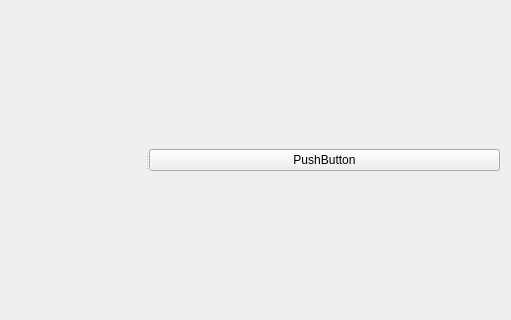
navrit/dexter, file SpidrMpx3Eq/qcstmct.ui: the form before one commit; both pictures show x 304 to 815 and y 109 to 429 of the 815 by 538 pixel window.
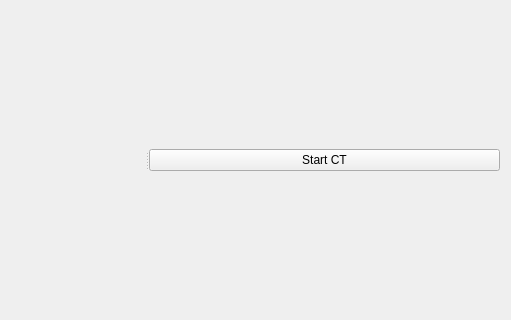
The form after the commit. Custom widgets are drawn as their Qt base class.

```diff
--- a/SpidrMpx3Eq/qcstmct.ui
+++ b/SpidrMpx3Eq/qcstmct.ui
@@ -25,7 +25,7 @@
        <item>
         <widget class="QPushButton" name="rotatePushButton">
          <property name="text">
-          <string>PushButton</string>
+          <string>Start CT</string>
          </property>
         </widget>
        </item>
```
Left out of the diff: 2 changed lines with no effect on the pictures.
